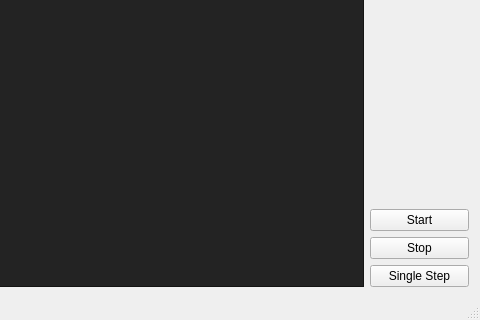
First picture: the form in emulator/qt-vt100/mainwindow.ui, repository phooky/VT100-Hax, before the edit; both pictures show x 537 to 1017 and y 325 to 645 of the 1017 by 645 pixel window.
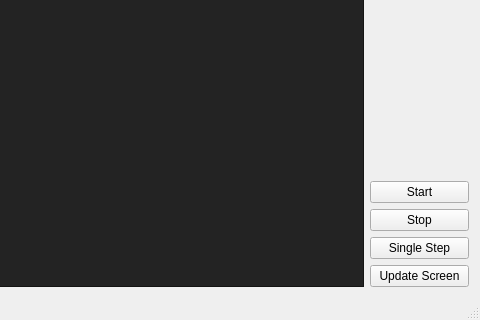
Second picture: the form after the edit.

```diff
--- a/emulator/qt-vt100/mainwindow.ui
+++ b/emulator/qt-vt100/mainwindow.ui
@@ -285,6 +285,13 @@
         </property>
        </widget>
       </item>
+      <item>
+       <widget class="QPushButton" name="updateButton">
+        <property name="text">
+         <string>Update Screen</string>
+        </property>
+       </widget>
+      </item>
      </layout>
     </item>
    </layout>
```
